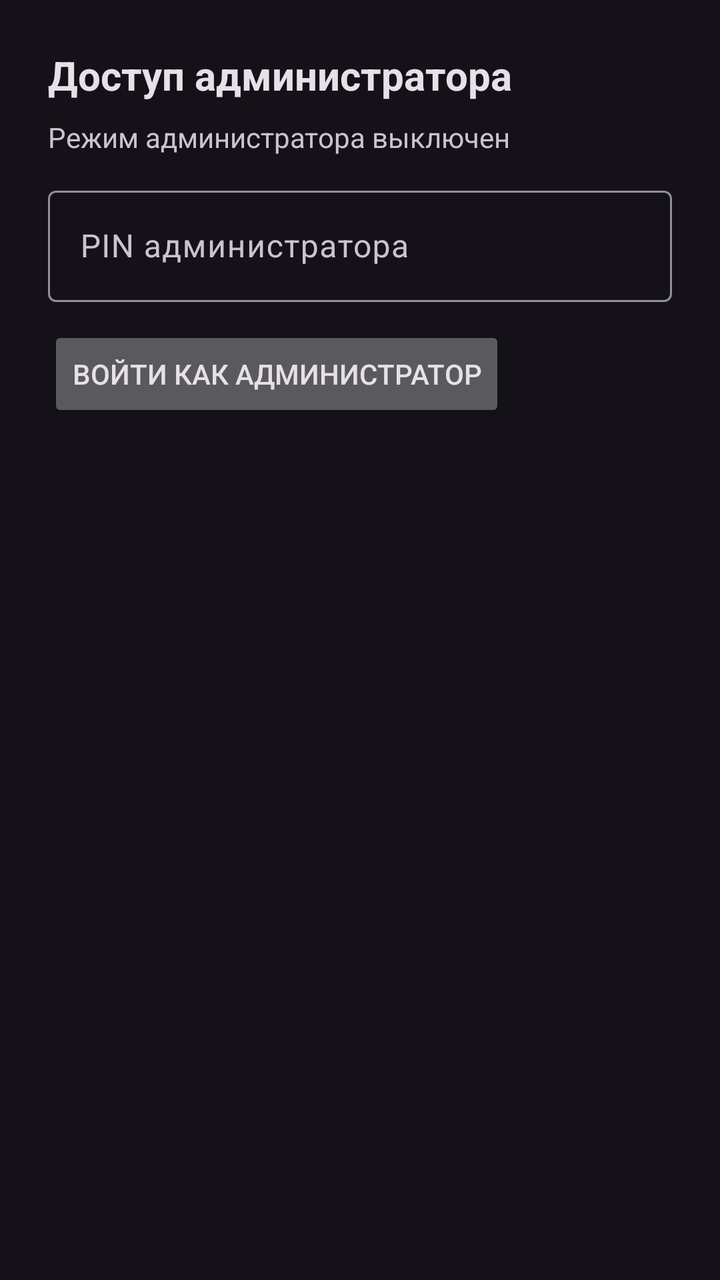
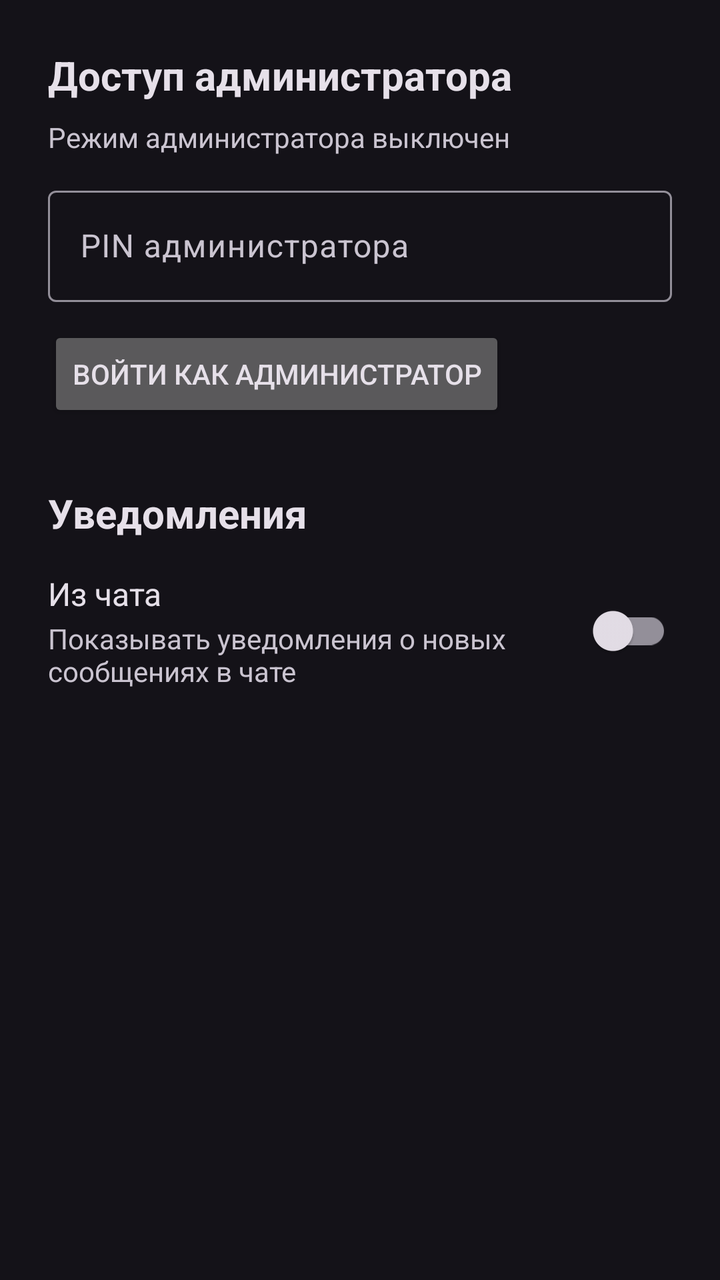

Compare the two renders of this Android layout. The source of the first and the diff that turns it into the second are given below.
<!-- AndroidManifest.xml: application theme Theme.GameChatAndroid -->
<!-- res/layout/fragment_settings.xml -->
<?xml version="1.0" encoding="utf-8"?>
<ScrollView xmlns:android="http://schemas.android.com/apk/res/android"
    android:layout_width="match_parent"
    android:layout_height="match_parent"
    android:fillViewport="true">

    <LinearLayout
        android:layout_width="match_parent"
        android:layout_height="wrap_content"
        android:background="?attr/colorSurface"
        android:orientation="vertical"
        android:padding="24dp">

        <TextView
            android:id="@+id/adminTitle"
            android:layout_width="wrap_content"
            android:layout_height="wrap_content"
            android:text="@string/admin_section_title"
            android:textColor="?attr/colorOnSurface"
            android:textSize="20sp"
            android:textStyle="bold" />

        <TextView
            android:id="@+id/adminStatusText"
            android:layout_width="wrap_content"
            android:layout_height="wrap_content"
            android:layout_marginTop="8dp"
            android:text="@string/admin_status_off"
            android:textColor="?attr/colorOnSurfaceVariant"
            android:textSize="14sp" />

        <com.google.android.material.textfield.TextInputLayout
            android:id="@+id/adminPinLayout"
            android:layout_width="match_parent"
            android:layout_height="wrap_content"
            android:layout_marginTop="12dp"
            android:hint="@string/admin_pin_hint">

            <com.google.android.material.textfield.TextInputEditText
                android:id="@+id/adminPinInput"
                android:layout_width="match_parent"
                android:layout_height="wrap_content"
                android:imeOptions="actionDone"
                android:inputType="numberPassword"
                android:maxLines="1" />
        </com.google.android.material.textfield.TextInputLayout>

        <Button
            android:id="@+id/adminLoginButton"
            android:layout_width="wrap_content"
            android:layout_height="wrap_content"
            android:layout_marginTop="12dp"
            android:text="@string/admin_login" />

        <Button
            android:id="@+id/adminLogoutButton"
            android:layout_width="wrap_content"
            android:layout_height="wrap_content"
            android:layout_marginTop="12dp"
            android:text="@string/admin_logout"
            android:visibility="gone" />
    </LinearLayout>
</ScrollView>
<!-- resources referenced by this layout -->
<resources>
  <string name="admin_login">Войти как администратор</string>
  <string name="admin_logout">Выйти из режима администратора</string>
  <string name="admin_pin_hint">PIN администратора</string>
  <string name="admin_section_title">Доступ администратора</string>
  <string name="admin_status_off">Режим администратора выключен</string>
  <style name="Theme.GameChatAndroid" parent="Theme.Material3.Dark.NoActionBar">
          <item name="colorPrimary">#7AA2FF</item>
          <item name="colorOnPrimary">#0B1220</item>
          <item name="colorPrimaryContainer">#7AA2FF</item>
          <item name="colorOnPrimaryContainer">#0B1220</item>
          <item name="android:statusBarColor">?attr/colorSurface</item>
          <item name="android:navigationBarColor">?attr/colorSurface</item>
      </style>
</resources>

<!-- the commit's change to res/layout/fragment_settings.xml (unified diff, before → after) -->
@@ -59,5 +59,51 @@
             android:layout_marginTop="12dp"
             android:text="@string/admin_logout"
             android:visibility="gone" />
+            
+        
+        <TextView
+            android:layout_width="wrap_content"
+            android:layout_height="wrap_content"
+            android:layout_marginTop="32dp"
+            android:text="@string/settings_notifications_title"
+            android:textColor="?attr/colorOnSurface"
+            android:textSize="20sp"
+            android:textStyle="bold" />
+            
+        <LinearLayout
+            android:layout_width="match_parent"
+            android:layout_height="wrap_content"
+            android:layout_marginTop="16dp"
+            android:orientation="horizontal"
+            android:gravity="center_vertical">
+            
+            <LinearLayout
+                android:layout_width="0dp"
+                android:layout_height="wrap_content"
+                android:layout_weight="1"
+                android:orientation="vertical">
+                
+                <TextView
+                    android:layout_width="wrap_content"
+                    android:layout_height="wrap_content"
+                    android:text="@string/settings_chat_notifications"
+                    android:textColor="?attr/colorOnSurface"
+                    android:textSize="16sp" />
+                    
+                <TextView
+                    android:layout_width="wrap_content"
+                    android:layout_height="wrap_content"
+                    android:layout_marginTop="2dp"
+                    android:text="@string/settings_chat_notifications_summary"
+                    android:textColor="?attr/colorOnSurfaceVariant"
+                    android:textSize="14sp" />
+            </LinearLayout>
+            
+            <androidx.appcompat.widget.SwitchCompat
+                android:id="@+id/chatNotificationsSwitch"
+                android:layout_width="wrap_content"
+                android:layout_height="wrap_content"
+                android:layout_marginStart="16dp" />
+        </LinearLayout>
     </LinearLayout>
 </ScrollView>
<!-- resource entries referenced after the edit -->
@@ -5,6 +5,9 @@
   <string name="admin_pin_hint">PIN администратора</string>
   <string name="admin_section_title">Доступ администратора</string>
   <string name="admin_status_off">Режим администратора выключен</string>
+  <string name="settings_chat_notifications">Из чата</string>
+  <string name="settings_chat_notifications_summary">Показывать уведомления о новых сообщениях в чате</string>
+  <string name="settings_notifications_title">Уведомления</string>
   <style name="Theme.GameChatAndroid" parent="Theme.Material3.Dark.NoActionBar">
           <item name="colorPrimary">#7AA2FF</item>
           <item name="colorOnPrimary">#0B1220</item>
